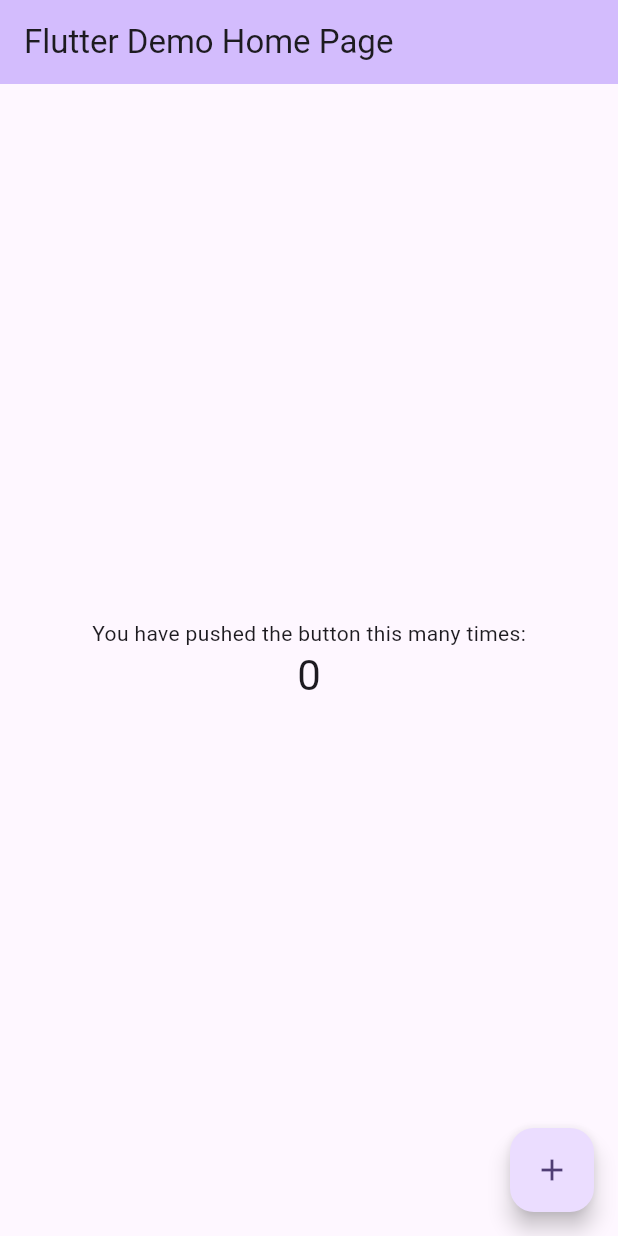
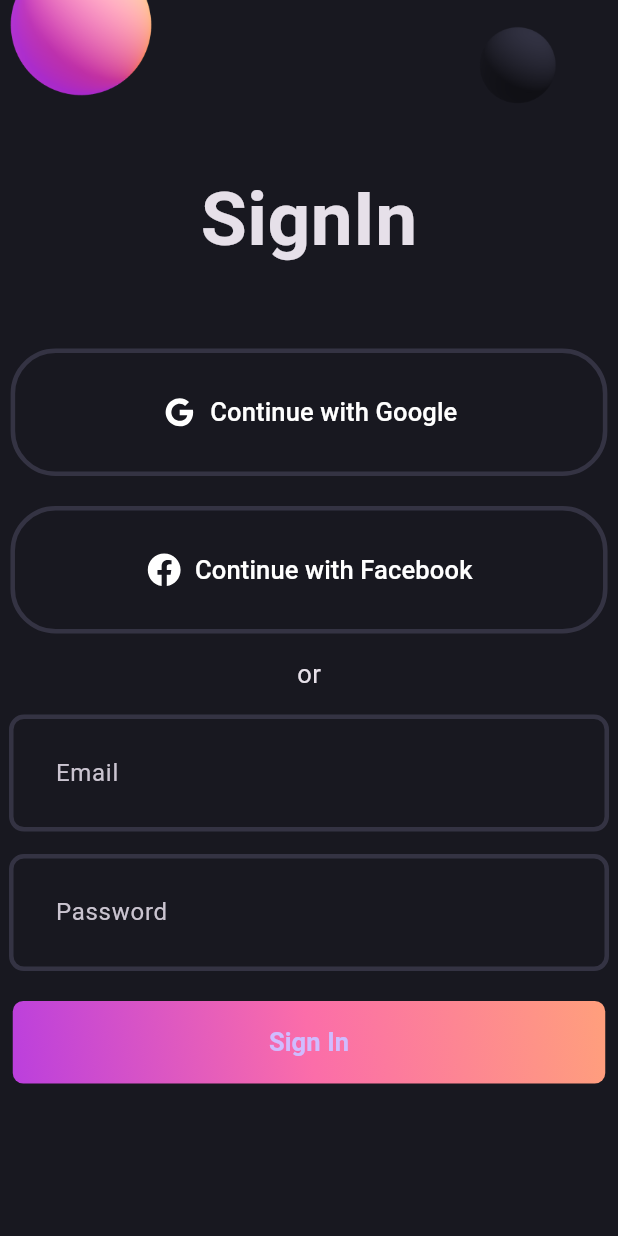
Before and after one commit to Anirudh-rb26/LoginBloc, a Flutter app: the screen it shows after launch, on a phone screen of 412 x 824 dp. Run offline on Flutter 3.47's test engine with Material 3 defaults, Android fonts, the phone set to English and light mode, and no system bars; our stand-ins replace flutter_bloc, flutter_svg.

Commit message:
Login and logout using bloc

```diff
--- /dev/null
+++ b/lib/bloc/auth_bloc.dart
@@ -0,0 +1,53 @@
+import 'package:flutter/material.dart';
+import 'package:flutter_bloc/flutter_bloc.dart';
+
+part 'auth_event.dart';
+part 'auth_state.dart';
+
+class AuthBloc extends Bloc<AuthEvent, AuthState> {
+  AuthBloc() : super(AuthInitial()) {
+    on<AuthLoginRequested>(
+      (event, emit) async {
+        emit(AuthLoading());
+        try {
+          final email = event.email;
+          final password = event.password;
+          //Email validation using regex.
+
+          if (password.length < 6) {
+            return emit(
+              AuthFailed(
+                error: 'Password has be longer than 6 characters.',
+              ),
+            );
+          }
+
+          await Future.delayed(
+            const Duration(seconds: 1),
+            () {
+              return emit(AuthSuccess(uid: '$email-$password'));
+            },
+          );
+        } catch (e) {
+          return emit(AuthFailed(error: e.toString()));
+        }
+      },
+    );
+
+    on<AuthLogoutRequested>(
+      (event, emit) async {
+        emit(AuthLoading());
+        try {
+          await Future.delayed(
+            const Duration(seconds: 1),
+            () {
+              return emit(AuthInitial());
+            },
+          );
+        } catch (e) {
+          emit(AuthFailed(error: e.toString()));
+        }
+      },
+    );
+  }
+}
--- /dev/null
+++ b/lib/bloc/auth_event.dart
@@ -0,0 +1,13 @@
+part of 'auth_bloc.dart';
+
+@immutable
+sealed class AuthEvent {}
+
+final class AuthLoginRequested extends AuthEvent {
+  final String email;
+  final String password;
+
+  AuthLoginRequested({required this.email, required this.password});
+}
+
+final class AuthLogoutRequested extends AuthEvent {}
--- /dev/null
+++ b/lib/bloc/auth_state.dart
@@ -0,0 +1,20 @@
+part of 'auth_bloc.dart';
+
+@immutable
+sealed class AuthState {}
+
+final class AuthInitial extends AuthState {}
+
+final class AuthSuccess extends AuthState {
+  final String uid;
+
+  AuthSuccess({required this.uid});
+}
+
+final class AuthFailed extends AuthState {
+  final String error;
+
+  AuthFailed({required this.error});
+}
+
+final class AuthLoading extends AuthState {}
--- /dev/null
+++ b/lib/home_scree.dart
@@ -0,0 +1,44 @@
+import 'package:flutter/material.dart';
+import 'package:flutter_bloc/flutter_bloc.dart';
+import 'package:login_bloc/bloc/auth_bloc.dart';
+import 'package:login_bloc/login_screen.dart';
+import 'package:login_bloc/widgets/gradient_button.dart';
+
+class HomeScreen extends StatelessWidget {
+  const HomeScreen({super.key});
+
+  @override
+  Widget build(BuildContext context) {
+    return Scaffold(
+      appBar: AppBar(),
+      body: BlocConsumer<AuthBloc, AuthState>(
+        listener: (context, state) {
+          if (state is AuthInitial) {
+            Navigator.pushAndRemoveUntil(
+              context,
+              MaterialPageRoute(
+                builder: (context) => const LoginScreen(),
+              ),
+              (route) => false,
+            );
+          }
+        },
+        builder: (context, state) {
+          if (state is AuthLoading) {
+            return const Center(child: CircularProgressIndicator());
+          }
+          return Column(
+            children: [
+              Center(child: Text((state as AuthSuccess).uid)),
+              GradientButton(
+                onPressed: () {
+                  context.read<AuthBloc>().add(AuthLogoutRequested());
+                },
+              ),
+            ],
+          );
+        },
+      ),
+    );
+  }
+}
--- /dev/null
+++ b/lib/login_screen.dart
@@ -0,0 +1,101 @@
+import 'package:flutter/material.dart';
+import 'package:flutter_bloc/flutter_bloc.dart';
+import 'package:login_bloc/bloc/auth_bloc.dart';
+import 'package:login_bloc/home_scree.dart';
+import 'package:login_bloc/widgets/gradient_button.dart';
+import 'package:login_bloc/widgets/login_feild.dart';
+import 'package:login_bloc/widgets/social_button.dart';
+
+class LoginScreen extends StatefulWidget {
+  const LoginScreen({super.key});
+
+  @override
+  State<LoginScreen> createState() => _LoginScreenState();
+}
+
+class _LoginScreenState extends State<LoginScreen> {
+  final emailController = TextEditingController();
+  final passwordController = TextEditingController();
+
+  @override
+  Widget build(BuildContext context) {
+    return Scaffold(
+      body: BlocConsumer<AuthBloc, AuthState>(
+        listener: (context, state) {
+          if (state is AuthFailed) {
+            ScaffoldMessenger.of(context).showSnackBar(
+              SnackBar(
+                content: Text(state.error),
+              ),
+            );
+          } else if (state is AuthSuccess) {
+            Navigator.pushAndRemoveUntil(
+                context,
+                MaterialPageRoute(
+                  builder: (context) => const HomeScreen(),
+                ),
+                (route) => false);
+          }
+        },
+        builder: (context, state) {
+          if (state is AuthLoading) {
+            return const Center(
+              child: CircularProgressIndicator(),
+            );
+          }
+          return SingleChildScrollView(
+            child: Center(
+              child: Column(
+                children: [
+                  Image.asset('assets/images/signin_balls.png'),
+                  const Text(
+                    "SignIn",
+                    style: TextStyle(
+                      fontWeight: FontWeight.bold,
+                      fontSize: 50,
+                    ),
+                  ),
+                  const SizedBox(height: 50),
+                  const SocialButton(
+                    iconPath: 'assets/svgs/g_logo.svg',
+                    label: 'Continue with Google',
+                  ),
+                  const SizedBox(height: 20),
+                  const SocialButton(
+                    iconPath: 'assets/svgs/f_logo.svg',
+                    label: "Continue with Facebook",
+                    horizontalPadding: 90,
+                  ),
+                  const SizedBox(height: 15),
+                  const Text(
+                    "or",
+                    style: TextStyle(fontSize: 17),
+                  ),
+                  const SizedBox(height: 15),
+                  LoginFeild(
+                    hintText: "Email",
+                    controller: emailController,
+                  ),
+                  const SizedBox(height: 15),
+                  LoginFeild(
+                    hintText: "Password",
+                    controller: passwordController,
+                  ),
+                  const SizedBox(height: 20),
+                  GradientButton(
+                    onPressed: () {
+                      context.read<AuthBloc>().add(AuthLoginRequested(
+                            email: emailController.text.trim(),
+                            password: passwordController.text.trim(),
+                          ));
+                    },
+                  ),
+                ],
+              ),
+            ),
+          );
+        },
+      ),
+    );
+  }
+}
--- a/lib/main.dart
+++ b/lib/main.dart
@@ -1,4 +1,8 @@
 import 'package:flutter/material.dart';
+import 'package:flutter_bloc/flutter_bloc.dart';
+import 'package:login_bloc/bloc/auth_bloc.dart';
+import 'package:login_bloc/login_screen.dart';
+import 'package:login_bloc/pallete.dart';
 
 void main() {
   runApp(const MyApp());
@@ -7,119 +11,16 @@ void main() {
 class MyApp extends StatelessWidget {
   const MyApp({super.key});
 
-  // This widget is the root of your application.
   @override
   Widget build(BuildContext context) {
-    return MaterialApp(
-      title: 'Flutter Demo',
-      theme: ThemeData(
-        // This is the theme of your application.
-        //
-        // TRY THIS: Try running your application with "flutter run". You'll see
-        // the application has a purple toolbar. Then, without quitting the app,
-        // try changing the seedColor in the colorScheme below to Colors.green
-        // and then invoke "hot reload" (save your changes or press the "hot
-        // reload" button in a Flutter-supported IDE, or press "r" if you used
-        // the command line to start the app).
-        //
-        // Notice that the counter didn't reset back to zero; the application
-        // state is not lost during the reload. To reset the state, use hot
-        // restart instead.
-        //
-        // This works for code too, not just values: Most code changes can be
-        // tested with just a hot reload.
-        colorScheme: ColorScheme.fromSeed(seedColor: Colors.deepPurple),
-        useMaterial3: true,
+    return BlocProvider(
+      create: (context) => AuthBloc(),
+      child: MaterialApp(
+        title: "Login",
+        theme: ThemeData.dark()
+            .copyWith(scaffoldBackgroundColor: Pallete.backgroundColor),
+        home: const LoginScreen(),
       ),
-      home: const MyHomePage(title: 'Flutter Demo Home Page'),
     );
   }
 }
-
-class MyHomePage extends StatefulWidget {
-  const MyHomePage({super.key, required this.title});
-
-  // This widget is the home page of your application. It is stateful, meaning
-  // that it has a State object (defined below) that contains fields that affect
-  // how it looks.
-
-  // This class is the configuration for the state. It holds the values (in this
-  // case the title) provided by the parent (in this case the App widget) and
-  // used by the build method of the State. Fields in a Widget subclass are
-  // always marked "final".
-
-  final String title;
-
-  @override
-  State<MyHomePage> createState() => _MyHomePageState();
-}
-
-class _MyHomePageState extends State<MyHomePage> {
-  int _counter = 0;
-
-  void _incrementCounter() {
-    setState(() {
-      // This call to setState tells the Flutter framework that something has
-      // changed in this State, which causes it to rerun the build method below
-      // so that the display can reflect the updated values. If we changed
-      // _counter without calling setState(), then the build method would not be
-      // called again, and so nothing would appear to happen.
-      _counter++;
-    });
-  }
-
-  @override
-  Widget build(BuildContext context) {
-    // This method is rerun every time setState is called, for instance as done
-    // by the _incrementCounter method above.
-    //
-    // The Flutter framework has been optimized to make rerunning build methods
-    // fast, so that you can just rebuild anything that needs updating rather
-    // than having to individually change instances of widgets.
-    return Scaffold(
-      appBar: AppBar(
-        // TRY THIS: Try changing the color here to a specific color (to
-        // Colors.amber, perhaps?) and trigger a hot reload to see the AppBar
-        // change color while the other colors stay the same.
-        backgroundColor: Theme.of(context).colorScheme.inversePrimary,
-        // Here we take the value from the MyHomePage object that was created by
-        // the App.build method, and use it to set our appbar title.
-        title: Text(widget.title),
-      ),
-      body: Center(
-        // Center is a layout widget. It takes a single child and positions it
-        // in the middle of the parent.
-        child: Column(
-          // Column is also a layout widget. It takes a list of children and
-          // arranges them vertically. By default, it sizes itself to fit its
-          // children horizontally, and tries to be as tall as its parent.
-          //
-          // Column has various properties to control how it sizes itself and
-          // how it positions its children. Here we use mainAxisAlignment to
-          // center the children vertically; the main axis here is the vertical
-          // axis because Columns are vertical (the cross axis would be
-          // horizontal).
-          //
-          // TRY THIS: Invoke "debug painting" (choose the "Toggle Debug Paint"
-          // action in the IDE, or press "p" in the console), to see the
-          // wireframe for each widget.
-          mainAxisAlignment: MainAxisAlignment.center,
-          children: <Widget>[
-            const Text(
-              'You have pushed the button this many times:',
-            ),
-            Text(
-              '$_counter',
-              style: Theme.of(context).textTheme.headlineMedium,
-            ),
-          ],
-        ),
-      ),
-      floatingActionButton: FloatingActionButton(
-        onPressed: _incrementCounter,
-        tooltip: 'Increment',
-        child: const Icon(Icons.add),
-      ), // This trailing comma makes auto-formatting nicer for build methods.
-    );
-  }
-}
--- /dev/null
+++ b/lib/pallete.dart
@@ -0,0 +1,10 @@
+import 'package:flutter/material.dart';
+
+class Pallete {
+  static const Color backgroundColor = Color.fromRGBO(24, 24, 32, 1);
+  static const Color gradient1 = Color.fromRGBO(187, 63, 221, 1);
+  static const Color gradient2 = Color.fromRGBO(251, 109, 169, 1);
+  static const Color gradient3 = Color.fromRGBO(255, 159, 124, 1);
+  static const Color borderColor = Color.fromRGBO(52, 51, 67, 1);
+  static const Color whiteColor = Colors.white;
+}
--- /dev/null
+++ b/lib/widgets/gradient_button.dart
@@ -0,0 +1,40 @@
+import 'package:flutter/material.dart';
+import 'package:login_bloc/pallete.dart';
+
+class GradientButton extends StatelessWidget {
+  final VoidCallback onPressed;
+  const GradientButton({super.key, required this.onPressed});
+
+  @override
+  Widget build(BuildContext context) {
+    return Container(
+      decoration: BoxDecoration(
+        gradient: const LinearGradient(
+          colors: [
+            Pallete.gradient1,
+            Pallete.gradient2,
+            Pallete.gradient3,
+          ],
+          begin: Alignment.bottomLeft,
+          end: Alignment.topRight,
+        ),
+        borderRadius: BorderRadius.circular(7),
+      ),
+      child: ElevatedButton(
+        onPressed: onPressed,
+        style: ElevatedButton.styleFrom(
+          fixedSize: const Size(395, 55),
+          backgroundColor: Colors.transparent,
+          shadowColor: Colors.transparent,
+        ),
+        child: const Text(
+          "Sign In",
+          style: TextStyle(
+            fontWeight: FontWeight.w600,
+            fontSize: 17,
+          ),
+        ),
+      ),
+    );
+  }
+}
--- /dev/null
+++ b/lib/widgets/login_feild.dart
@@ -0,0 +1,38 @@
+import 'package:flutter/material.dart';
+import 'package:login_bloc/pallete.dart';
+
+class LoginFeild extends StatelessWidget {
+  final String hintText;
+  final TextEditingController controller;
+  const LoginFeild({super.key, required this.hintText, required this.controller});
+
+  @override
+  Widget build(BuildContext context) {
+    return ConstrainedBox(
+      constraints: const BoxConstraints(
+        maxWidth: 400,
+      ),
+      child: TextFormField(
+        controller: controller,
+        decoration: InputDecoration(
+          contentPadding: const EdgeInsets.all(27),
+          enabledBorder: OutlineInputBorder(
+            borderSide: const BorderSide(
+              color: Pallete.borderColor,
+              width: 3,
+            ),
+            borderRadius: BorderRadius.circular(10),
+          ),
+          focusedBorder: OutlineInputBorder(
+            borderSide: const BorderSide(
+              color: Pallete.gradient2,
+              width: 3,
+            ),
+            borderRadius: BorderRadius.circular(10),
+          ),
+          hintText: hintText,
+        ),
+      ),
+    );
+  }
+}
--- /dev/null
+++ b/lib/widgets/social_button.dart
@@ -0,0 +1,40 @@
+import 'package:flutter/material.dart';
+import 'package:flutter_svg/flutter_svg.dart';
+import 'package:login_bloc/pallete.dart';
+
+class SocialButton extends StatelessWidget {
+  final String iconPath;
+  final String label;
+  final double horizontalPadding;
+  const SocialButton({super.key, required this.iconPath, required this.label, this.horizontalPadding = 100});
+
+  @override
+  Widget build(BuildContext context) {
+    return TextButton.icon(
+      onPressed: (){},
+      icon: SvgPicture.asset(
+        iconPath,
+        width: 25,
+        // color: Pallete.whiteColor,
+        colorFilter: const ColorFilter.mode(Pallete.whiteColor, BlendMode.srcIn),
+      ),
+      label: Text(
+        label,
+        style: const TextStyle(
+          color: Pallete.whiteColor,
+          fontSize: 17,
+        ),
+      ),
+      style: TextButton.styleFrom(
+        padding: EdgeInsets.symmetric(vertical: 30, horizontal: horizontalPadding),
+        shape: RoundedRectangleBorder(
+          side: const BorderSide(
+            color: Pallete.borderColor,
+            width: 3,
+          ),
+          borderRadius: BorderRadius.circular(30),
+        ),
+      ),
+    );
+  }
+}
```
Also changed, not shown: pubspec.yaml (+5 -2 lines), assets/images/signin_balls.png (added), assets/svgs/f_logo.svg (added), assets/svgs/g_logo.svg (added), pubspec.lock.
